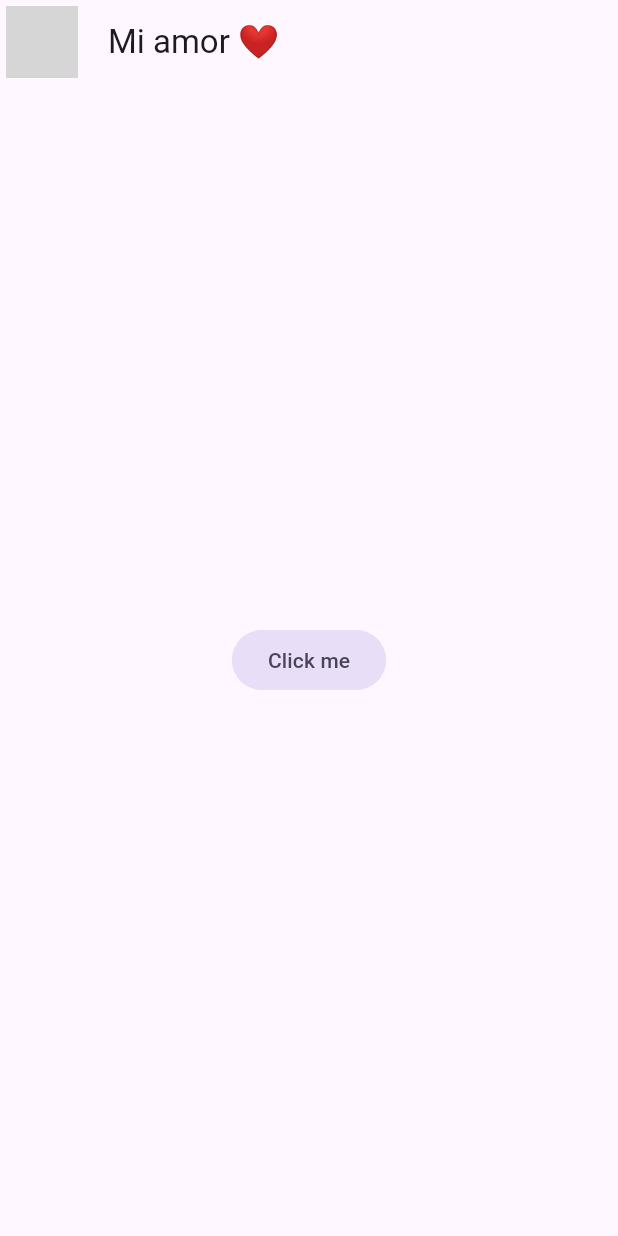
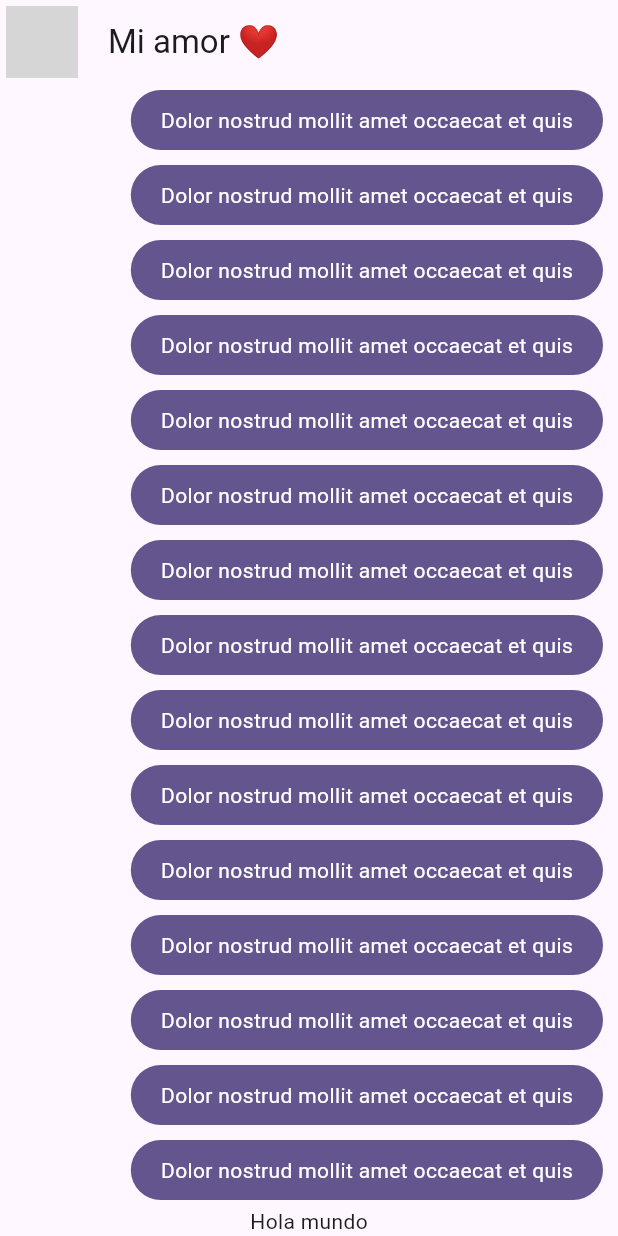
Before and after one commit to DramaQueeen26/yes_no_app_flutter, a Flutter app: the screen it shows after launch, on a phone screen of 412 x 824 dp. Run offline on Flutter 3.47's test engine with Material 2 defaults, Android fonts, the phone set to English and light mode, and no system bars; network calls fail; grey boxes are pictures that could not be loaded.

Commit message:
My messages

```diff
--- a/lib/main.dart
+++ b/lib/main.dart
@@ -1,6 +1,6 @@
 import 'package:flutter/material.dart';
 import 'package:yes_no_app/config/themes/app_theme.dart';
-import 'package:yes_no_app/presentation/chat/chat_screen.dart';
+import 'package:yes_no_app/presentation/screens/chat/chat_screen.dart';
 
 void main() => runApp(const MyApp());
 
--- a/lib/presentation/chat/chat_screen.dart
+++ /dev/null
@@ -1,27 +0,0 @@
-import 'package:flutter/material.dart';
-
-class ChatScreen extends StatelessWidget {
-  const ChatScreen({super.key});
-
-  @override
-  Widget build(BuildContext context) {
-    return Scaffold(
-      appBar: AppBar(
-        leading: const Padding(
-          padding: EdgeInsets.all(4.0),
-          child:CircleAvatar(
-            backgroundImage: NetworkImage('https://pm1.narvii.com/7232/929b8b7047ef8bd59878a29d0f1cd62423e52632r1-600-900v2_uhq.jpg'),
-          ),
-          ),
-          title: const Text('Mi amor ❤'),
-          centerTitle: false,
-        ),
-      body: Center(
-        child: FilledButton.tonal(
-          onPressed: () {},
-          child: const Text('Click me'),
-        )
-      ),
-    );
-  }
-}
--- /dev/null
+++ b/lib/presentation/screens/chat/chat_screen.dart
@@ -0,0 +1,57 @@
+import 'package:flutter/material.dart';
+import 'package:yes_no_app/presentation/widgets/chat/my_message_bubble.dart';
+
+class ChatScreen extends StatelessWidget {
+  const ChatScreen({super.key});
+
+  @override
+  Widget build(BuildContext context) {
+    return Scaffold(
+      appBar: _AppBar(),
+      body: _ChatView(),
+    );
+  }
+}
+
+class _AppBar extends StatelessWidget implements PreferredSizeWidget{
+
+  @override
+  Widget build(BuildContext context) {
+    return AppBar(
+      leading: const Padding(
+        padding: EdgeInsets.all(4.0),
+        child:CircleAvatar(
+          backgroundImage: NetworkImage('https://pm1.narvii.com/7232/929b8b7047ef8bd59878a29d0f1cd62423e52632r1-600-900v2_uhq.jpg'),
+        ),
+        ),
+        title: const Text('Mi amor ❤'),
+        centerTitle: false,
+      );
+  }
+
+  @override
+  Size get preferredSize => const Size.fromHeight(60);
+}
+
+class _ChatView extends StatelessWidget {
+
+  @override
+  Widget build(BuildContext context) {
+    return SafeArea(
+      child: Padding(
+        padding: const EdgeInsets.symmetric(horizontal: 10),
+        child: Column(
+          children: [
+            Expanded(
+              child: ListView.builder(
+                itemBuilder: (context, index) {
+                return const MyMessageBubble();
+              },)
+            ),
+            const Text('Hola mundo')
+          ],
+        ),
+      ),
+    );
+  }
+}
--- /dev/null
+++ b/lib/presentation/widgets/chat/my_message_bubble.dart
@@ -0,0 +1,28 @@
+import 'package:flutter/material.dart';
+
+class MyMessageBubble extends StatelessWidget {
+  const MyMessageBubble({super.key});
+
+  @override
+  Widget build(BuildContext context) {
+
+    final colors = Theme.of(context).colorScheme;
+
+    return Column(
+      crossAxisAlignment: CrossAxisAlignment.end,
+      children: [
+        Container(
+          decoration: BoxDecoration(
+            color: colors.primary,
+            borderRadius: BorderRadius.circular(20)
+          ),
+          child: const Padding(
+            padding: EdgeInsets.symmetric(horizontal: 20, vertical: 10),
+            child: Text('Dolor nostrud mollit amet occaecat et quis', style: TextStyle(color: Colors.white),),
+          ),
+        ),
+        const SizedBox( height: 10 )
+      ],
+    );
+  }
+}
```
